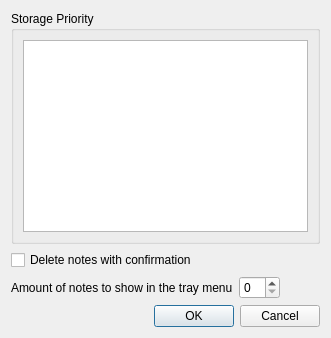
This is src/optionsdlg.ui in Ri0n/QtNote as Qt 5 draws it before an edit. The edited form follows.
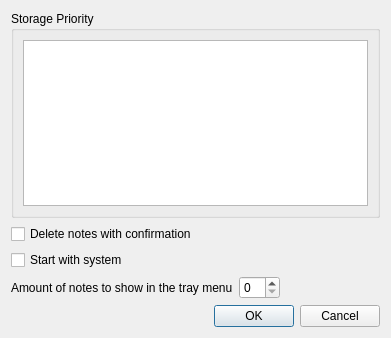
This is the edited form. Icons and pictures are not drawn.

Commit message: added autostart functionality on linux

What changed in the file:
```diff
--- a/src/optionsdlg.ui
+++ b/src/optionsdlg.ui
@@ -2,6 +2,14 @@
 <ui version="4.0">
  <class>OptionsDlg</class>
  <widget class="QDialog" name="OptionsDlg">
+  <property name="geometry">
+   <rect>
+	<x>0</x>
+	<y>0</y>
+	<width>391</width>
+	<height>338</height>
+   </rect>
+  </property>
   <property name="windowTitle">
    <string>QtNote Options</string>
   </property>
@@ -36,6 +44,13 @@
      </property>
     </widget>
    </item>
+   <item>
+	<widget class="QCheckBox" name="ckAutostart">
+	 <property name="text">
+	  <string>Start with system</string>
+	 </property>
+	</widget>
+   </item>
    <item>
     <layout class="QHBoxLayout" name="horizontalLayout">
      <item>
```
Left out of the diff: 4 changed lines with no effect on the pictures. Lines whose indentation alone changed are shown as unchanged. The commit also changes 6 other files.
